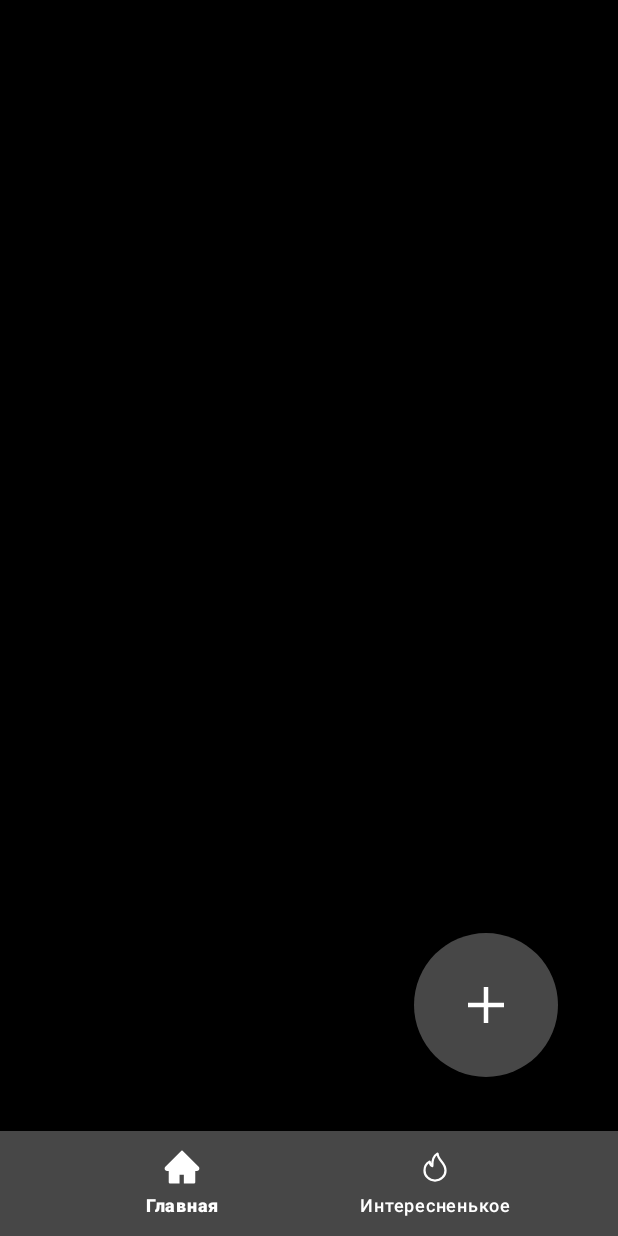
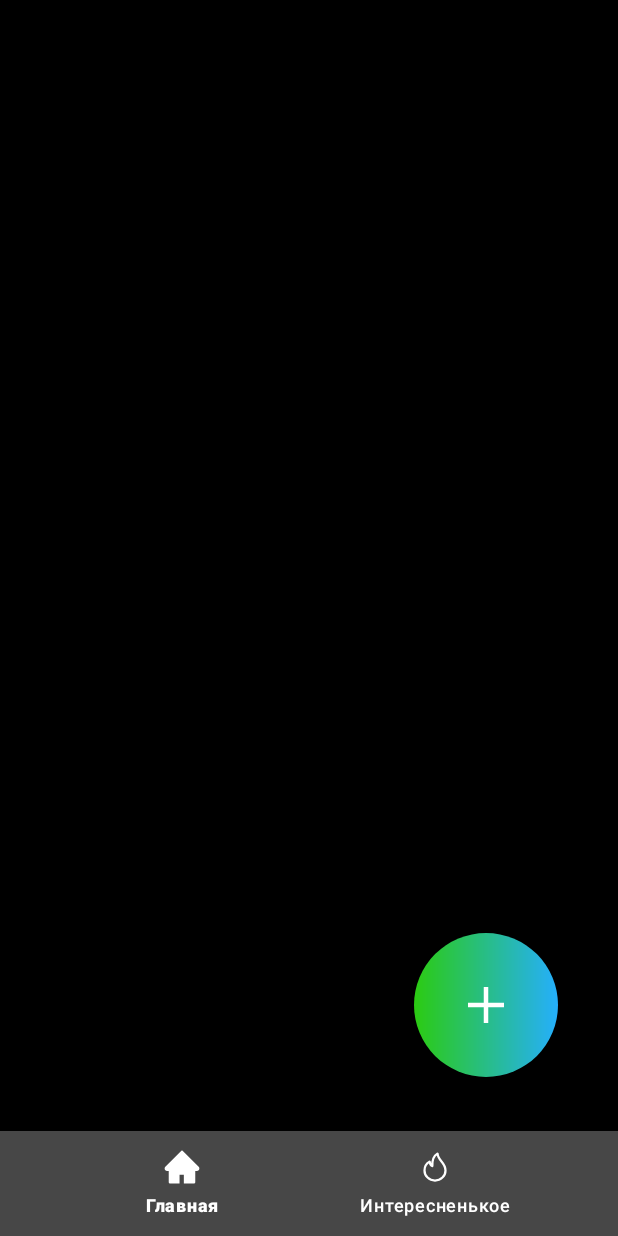
Before and after one commit to HITS-Empire/VISApp, an Android app: the screen it shows after launch (MainActivity), on a phone screen of 412 x 824 dp. Run offline under Robolectric (Android 15) with nearby library versions, the light colour scheme and no system bars.

Commit message:
Кнопке плюса добавлен нормальный дизайн

```diff
--- a/app/src/main/res/drawable/round_plus_button.xml
+++ b/app/src/main/res/drawable/round_plus_button.xml
@@ -1,7 +1,15 @@
 <?xml version="1.0" encoding="utf-8"?>
-<shape xmlns:android="http://schemas.android.com/apk/res/android"
-    android:shape="rectangle">
-    <solid android:color="@color/gray" />
-    <size android:width="96dp" android:height="96dp" />
-    <corners android:radius="48dp" />
-</shape>
+<ripple xmlns:android="http://schemas.android.com/apk/res/android"
+    android:color="@color/blur">
+    <item android:id="@+id/mask">
+        <shape android:shape="rectangle">
+            <gradient
+                android:type="linear"
+                android:angle="0"
+                android:startColor="@color/green"
+                android:endColor="@color/blue" />
+            <size android:width="96dp" android:height="96dp" />
+            <corners android:radius="48dp" />
+        </shape>
+    </item>
+</ripple>
--- a/app/src/main/res/values/colors.xml
+++ b/app/src/main/res/values/colors.xml
@@ -3,4 +3,7 @@
     <color name="black">#FF000000</color>
     <color name="white">#FFFFFFFF</color>
     <color name="gray">#FF474747</color>
+    <color name="green">#FF2BCB11</color>
+    <color name="blue">#FF25AFFC</color>
+    <color name="blur">#22000000</color>
 </resources>
```
